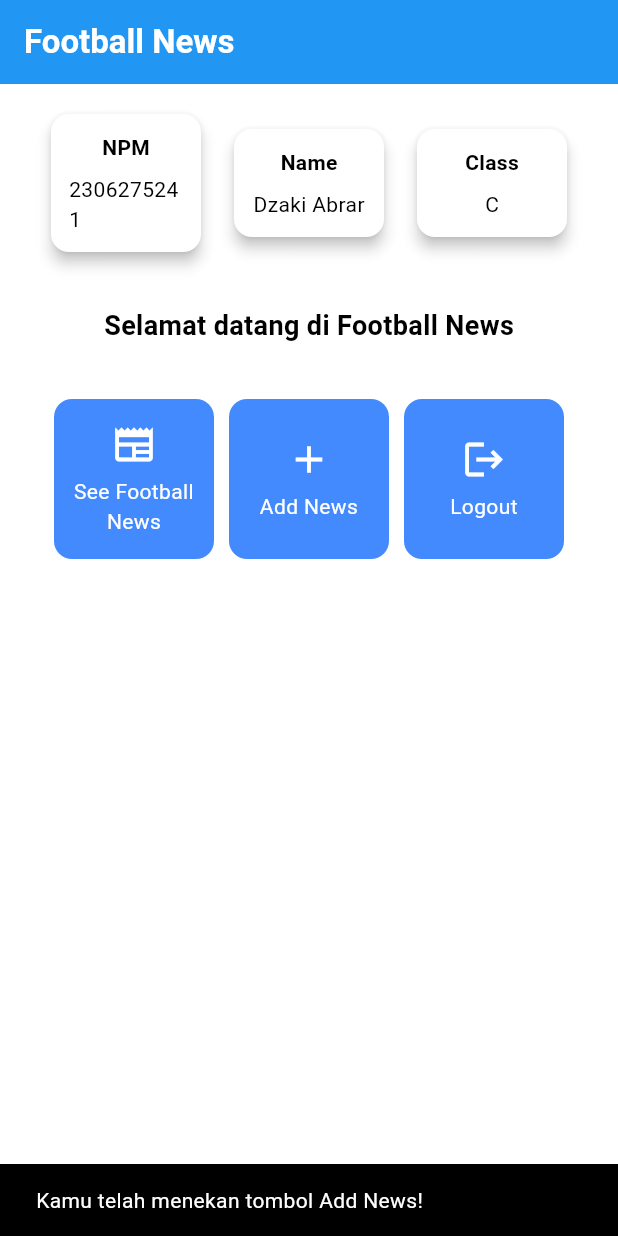
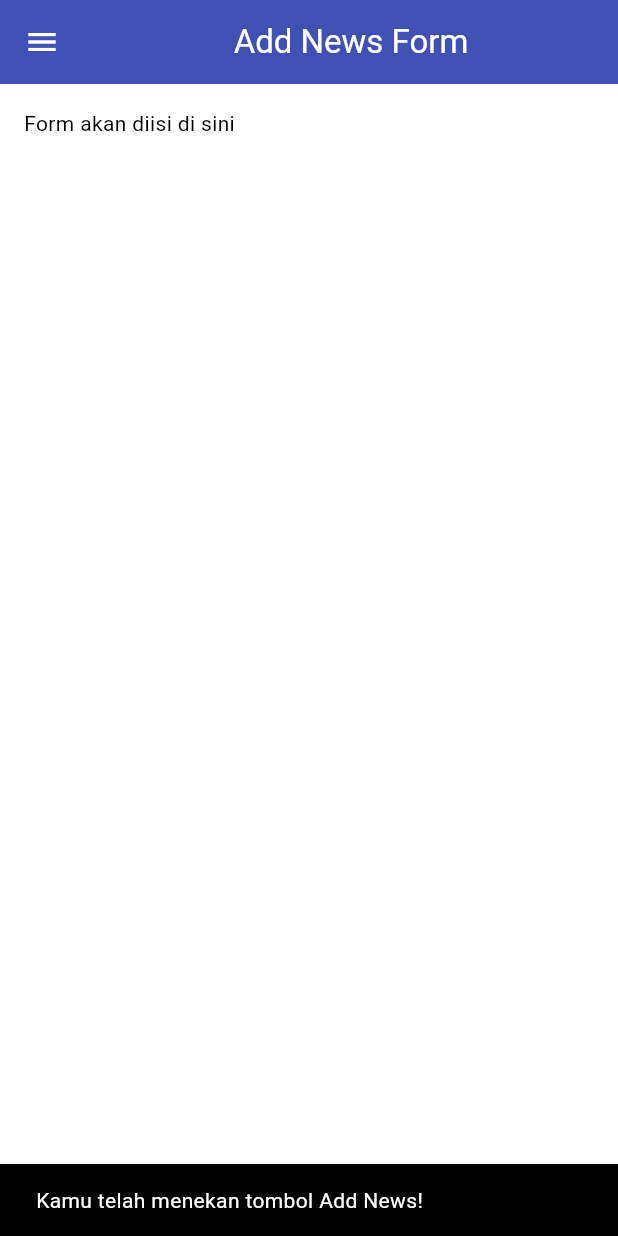
Before and after one commit to dzakiabrar/football-news-mobile, a Flutter app: the screen it shows after launch, after a tap on "Add News", on a phone screen of 412 x 824 dp. Run offline on Flutter 3.47's test engine with Material 3 defaults, Android fonts, the phone set to English and light mode, and no system bars.

Commit message:
tutorial 7 done

```diff
--- a/lib/main.dart
+++ b/lib/main.dart
@@ -1,5 +1,5 @@
 import 'package:flutter/material.dart';
-import 'package:football_news/menu.dart';
+import 'package:football_news/screens/menu.dart';
 
 void main() {
   runApp(const MyApp());
--- a/lib/menu.dart
+++ b/lib/screens/menu.dart
@@ -1,4 +1,6 @@
 import 'package:flutter/material.dart';
+import 'package:football_news/widgets/left_drawer.dart';
+import 'package:football_news/widgets/news_card.dart'; // ✅ tambahkan baris ini
 
 class MyHomePage extends StatelessWidget {
   MyHomePage({super.key});
@@ -23,6 +25,7 @@ class MyHomePage extends StatelessWidget {
         ),
         backgroundColor: Theme.of(context).colorScheme.primary,
       ),
+      drawer: LeftDrawer(),
       body: Padding(
         padding: const EdgeInsets.all(16.0),
         child: Column(
@@ -98,52 +101,3 @@ class InfoCard extends StatelessWidget {
     );
   }
 }
-
-class ItemHomepage {
-  final String name;
-  final IconData icon;
-
-  ItemHomepage(this.name, this.icon);
-}
-
-class ItemCard extends StatelessWidget {
-  final ItemHomepage item;
-
-  const ItemCard(this.item, {super.key});
-
-  @override
-  Widget build(BuildContext context) {
-    return Material(
-      color: Theme.of(context).colorScheme.secondary,
-      borderRadius: BorderRadius.circular(12),
-      child: InkWell(
-        onTap: () {
-          ScaffoldMessenger.of(context)
-            ..hideCurrentSnackBar()
-            ..showSnackBar(
-              SnackBar(
-                content: Text("Kamu telah menekan tombol ${item.name}!"),
-              ),
-            );
-        },
-        child: Container(
-          padding: const EdgeInsets.all(8),
-          child: Center(
-            child: Column(
-              mainAxisAlignment: MainAxisAlignment.center,
-              children: [
-                Icon(item.icon, color: Colors.white, size: 30.0),
-                const Padding(padding: EdgeInsets.all(3)),
-                Text(
-                  item.name,
-                  textAlign: TextAlign.center,
-                  style: const TextStyle(color: Colors.white),
-                ),
-              ],
-            ),
-          ),
-        ),
-      ),
-    );
-  }
-}
--- /dev/null
+++ b/lib/screens/newslist_form.dart
@@ -0,0 +1,38 @@
+import 'package:flutter/material.dart';
+// TODO: Impor drawer yang sudah dibuat sebelumnya
+import 'package:football_news/widgets/left_drawer.dart';
+
+class NewsFormPage extends StatefulWidget {
+  const NewsFormPage({super.key});
+
+  @override
+  State<NewsFormPage> createState() => _NewsFormPageState();
+}
+
+class _NewsFormPageState extends State<NewsFormPage> {
+  // ✅ 1. Buat variabel form key
+  final _formKey = GlobalKey<FormState>();
+
+  @override
+  Widget build(BuildContext context) {
+    return Scaffold(
+      appBar: AppBar(
+        title: const Center(child: Text('Add News Form')),
+        backgroundColor: Colors.indigo,
+        foregroundColor: Colors.white,
+      ),
+      drawer: const LeftDrawer(),
+
+      // ✅ 2. Pasang _formKey ke dalam widget Form
+      body: Form(
+        key: _formKey,
+        child: SingleChildScrollView(
+          child: Padding(
+            padding: const EdgeInsets.all(16.0),
+            child: Column(children: const [Text("Form akan diisi di sini")]),
+          ),
+        ),
+      ),
+    );
+  }
+}
--- /dev/null
+++ b/lib/widgets/left_drawer.dart
@@ -0,0 +1,65 @@
+import 'package:flutter/material.dart';
+import 'package:football_news/screens/menu.dart';
+import 'package:football_news/pages/news_form_page.dart'; // ✅ impor halaman NewsFormPage
+
+class LeftDrawer extends StatelessWidget {
+  const LeftDrawer({super.key});
+
+  @override
+  Widget build(BuildContext context) {
+    return Drawer(
+      child: ListView(
+        children: [
+          const DrawerHeader(
+            decoration: BoxDecoration(color: Colors.blue),
+            child: Column(
+              children: [
+                Text(
+                  'Football News',
+                  textAlign: TextAlign.center,
+                  style: TextStyle(
+                    fontSize: 30,
+                    fontWeight: FontWeight.bold,
+                    color: Colors.white,
+                  ),
+                ),
+                Padding(padding: EdgeInsets.all(10)),
+                Text(
+                  "Seluruh berita sepak bola terkini di sini!",
+                  textAlign: TextAlign.center,
+                  style: TextStyle(
+                    fontSize: 15,
+                    fontWeight: FontWeight.normal,
+                    color: Colors.white,
+                  ),
+                ),
+              ],
+            ),
+          ),
+          // 🔹 Routing ke MyHomePage
+          ListTile(
+            leading: const Icon(Icons.home_outlined),
+            title: const Text('Home'),
+            onTap: () {
+              Navigator.pushReplacement(
+                context,
+                MaterialPageRoute(builder: (context) => MyHomePage()),
+              );
+            },
+          ),
+          // 🔹 Routing ke NewsFormPage
+          ListTile(
+            leading: const Icon(Icons.post_add),
+            title: const Text('Add News'),
+            onTap: () {
+              Navigator.pushReplacement(
+                context,
+                MaterialPageRoute(builder: (context) => const NewsFormPage()),
+              );
+            },
+          ),
+        ],
+      ),
+    );
+  }
+}
--- /dev/null
+++ b/lib/widgets/news_card.dart
@@ -0,0 +1,62 @@
+import 'package:flutter/material.dart';
+import 'package:football_news/screens/newslist_form.dart'; // ✅ untuk navigasi ke form
+
+// ✅ Tambahkan class ItemHomepage DI SINI
+class ItemHomepage {
+  final String name;
+  final IconData icon;
+
+  ItemHomepage(this.name, this.icon);
+}
+
+// ✅ Widget kartu item di menu utama
+class ItemCard extends StatelessWidget {
+  final ItemHomepage item;
+
+  const ItemCard(this.item, {super.key});
+
+  @override
+  Widget build(BuildContext context) {
+    return Material(
+      color: Theme.of(context).colorScheme.secondary,
+      borderRadius: BorderRadius.circular(12),
+      child: InkWell(
+        onTap: () {
+          // ✅ Memunculkan SnackBar ketika tombol ditekan
+          ScaffoldMessenger.of(context)
+            ..hideCurrentSnackBar()
+            ..showSnackBar(
+              SnackBar(
+                content: Text("Kamu telah menekan tombol ${item.name}!"),
+              ),
+            );
+
+          // ✅ Navigasi ke halaman NewsFormPage jika tombol "Add News" ditekan
+          if (item.name == "Add News") {
+            Navigator.push(
+              context,
+              MaterialPageRoute(builder: (context) => const NewsFormPage()),
+            );
+          }
+        },
+        child: Container(
+          padding: const EdgeInsets.all(8),
+          child: Center(
+            child: Column(
+              mainAxisAlignment: MainAxisAlignment.center,
+              children: [
+                Icon(item.icon, color: Colors.white, size: 30.0),
+                const SizedBox(height: 4),
+                Text(
+                  item.name,
+                  textAlign: TextAlign.center,
+                  style: const TextStyle(color: Colors.white),
+                ),
+              ],
+            ),
+          ),
+        ),
+      ),
+    );
+  }
+}
```
Also changed, not shown: lib/pages/news_form_page.dart (added, +225 -0 lines).
